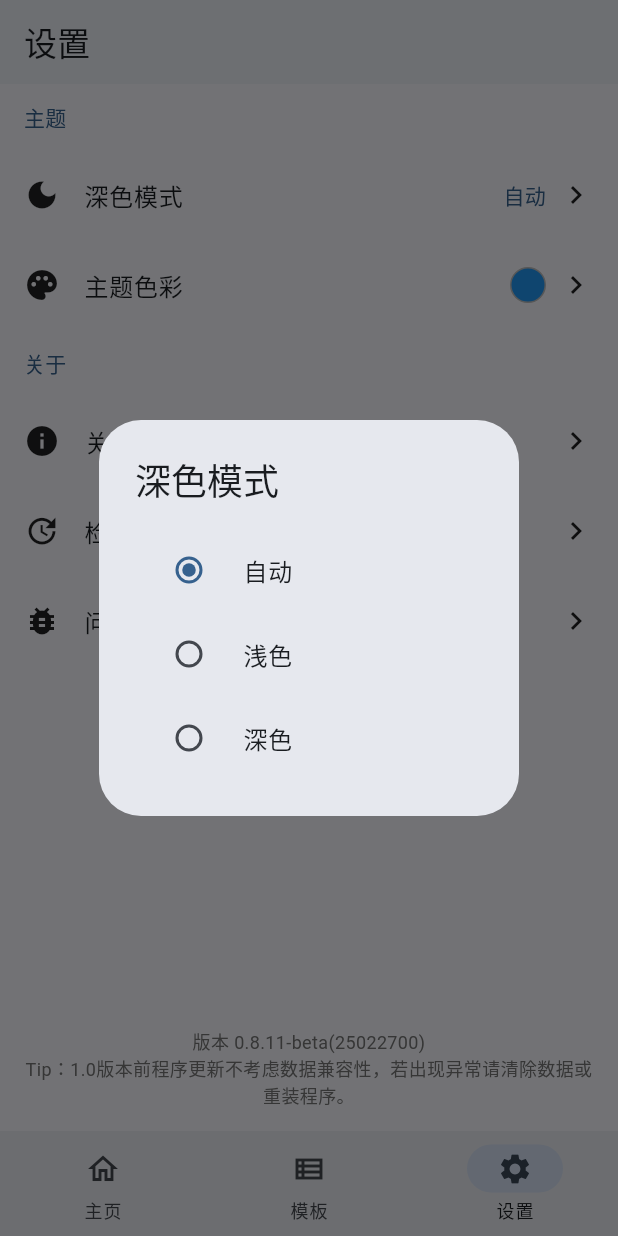
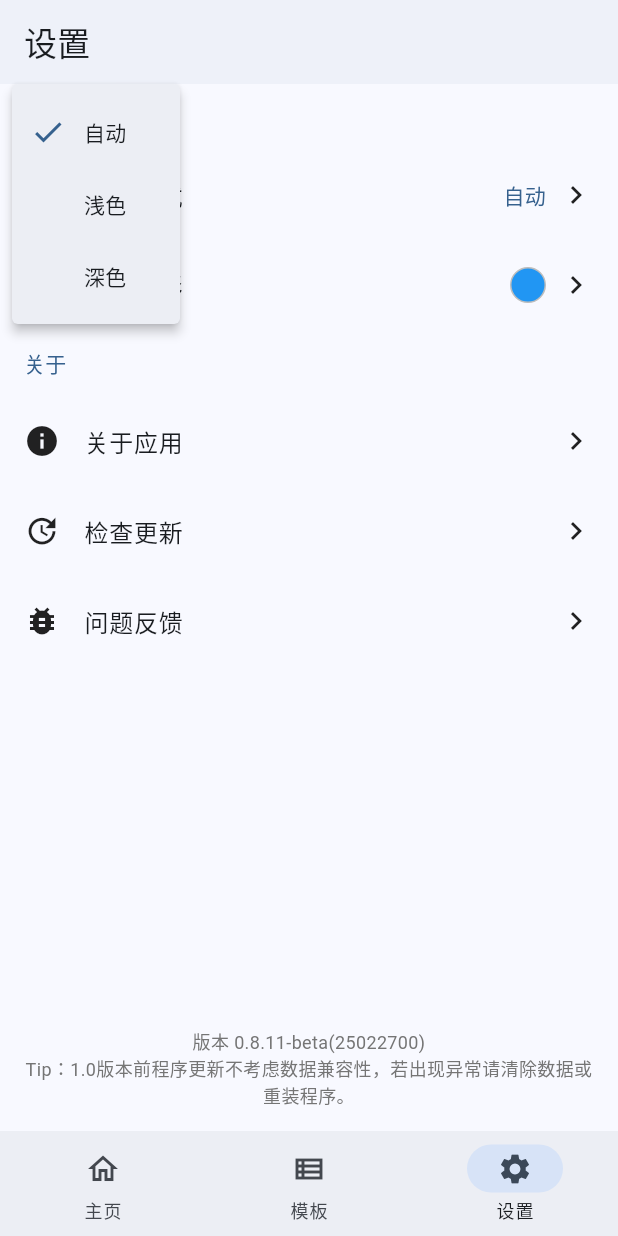
Before and after one commit to youzhiran/counters, a Flutter app: the screen it shows after launch, item 3 of the bottom bar chosen, after a tap on "深色模式", on a phone screen of 412 x 824 dp. Run offline on Flutter 3.47's test engine with Material 3 defaults, Android fonts, the phone set to English and light mode, and no system bars; our stand-ins replace hive, hive_flutter, package_info_plus, shared_preferences; accounts and stored records are empty.

Commit message:
深色设置弹窗改为menu

```diff
--- a/lib/page/setting.dart
+++ b/lib/page/setting.dart
@@ -50,28 +50,44 @@ class _SettingScreenState extends State<SettingScreen> {
     }
   }
 
-  void _showThemeModeDialog() {
-    showDialog(
+  void _showThemeModeMenu() {
+    final RenderBox button = context.findRenderObject() as RenderBox;
+    final RenderBox overlay =
+        Overlay.of(context).context.findRenderObject() as RenderBox;
+
+    showMenu<ThemeMode>(
       context: context,
-      builder: (context) => AlertDialog(
-        title: const Text('深色模式'),
-        content: Column(
-          mainAxisSize: MainAxisSize.min,
-          children: ThemeMode.values.map((mode) {
-            return RadioListTile<ThemeMode>(
-              title: Text(_getThemeModeText(mode)),
-              value: mode,
-              groupValue: globalState.themeMode,
-              onChanged: (value) {
-                globalState.setThemeMode(value!);
-                Navigator.pop(context);
-                setState(() {});
-              },
-            );
-          }).toList(),
+      position: RelativeRect.fromRect(
+        Rect.fromPoints(
+          button.localToGlobal(Offset.zero, ancestor: overlay),
+          button.localToGlobal(button.size.bottomRight(Offset.zero),
+              ancestor: overlay),
         ),
+        Offset.zero & overlay.size,
       ),
-    );
+      items: ThemeMode.values.map((mode) {
+        return PopupMenuItem<ThemeMode>(
+          value: mode,
+          child: Row(
+            children: [
+              Icon(
+                Icons.check,
+                color: globalState.themeMode == mode
+                    ? Theme.of(context).colorScheme.primary
+                    : Colors.transparent,
+              ),
+              const SizedBox(width: 12),
+              Text(_getThemeModeText(mode)),
+            ],
+          ),
+        );
+      }).toList(),
+    ).then((value) {
+      if (value != null) {
+        globalState.setThemeMode(value);
+        setState(() {});
+      }
+    });
   }
 
   void _showColorPickerDialog() {
@@ -131,7 +147,7 @@ class _SettingScreenState extends State<SettingScreen> {
                       color: Theme.of(context).colorScheme.primary,
                     ),
                   ),
-                  onTap: _showThemeModeDialog,
+                  onTap: _showThemeModeMenu,
                 ),
                 _buildListTile(
                   icon: Icons.palette,
```
